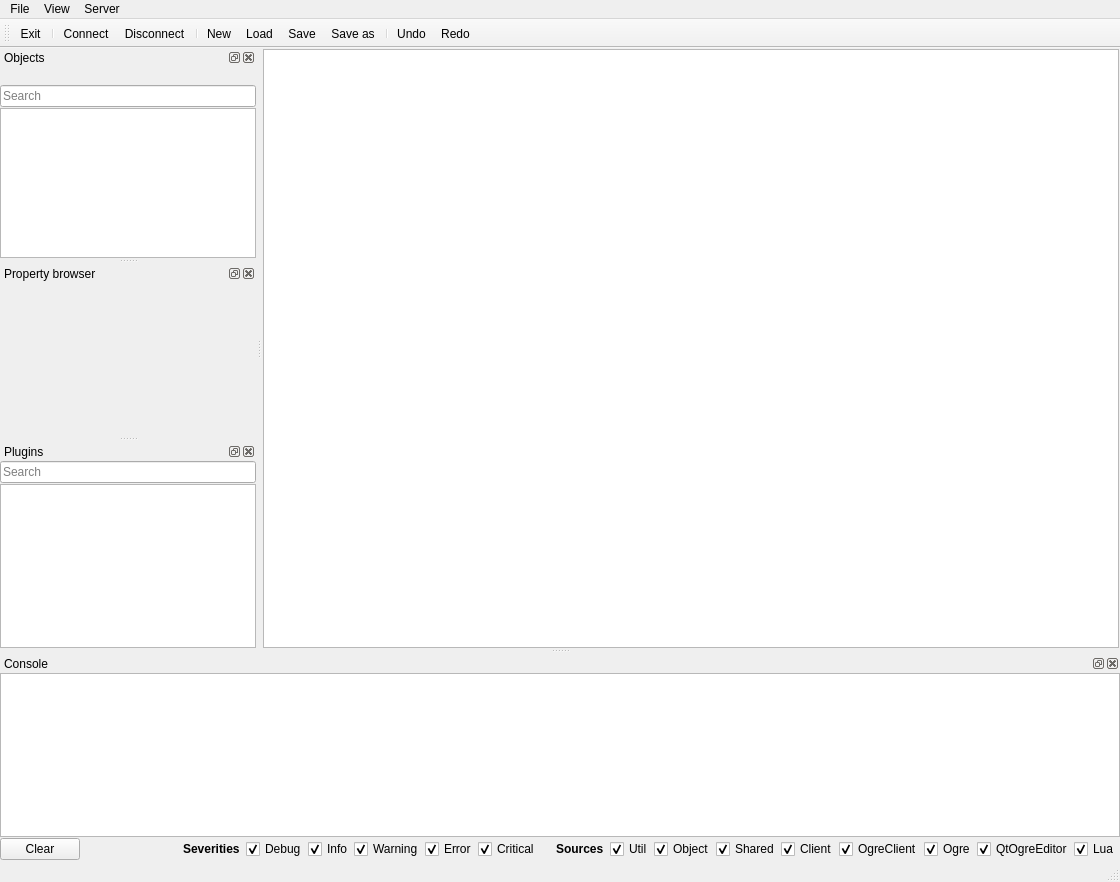
First picture: the form in QtOgreEditor/qt/MainWindow.ui, repository Gohla/Diversia, before the edit.
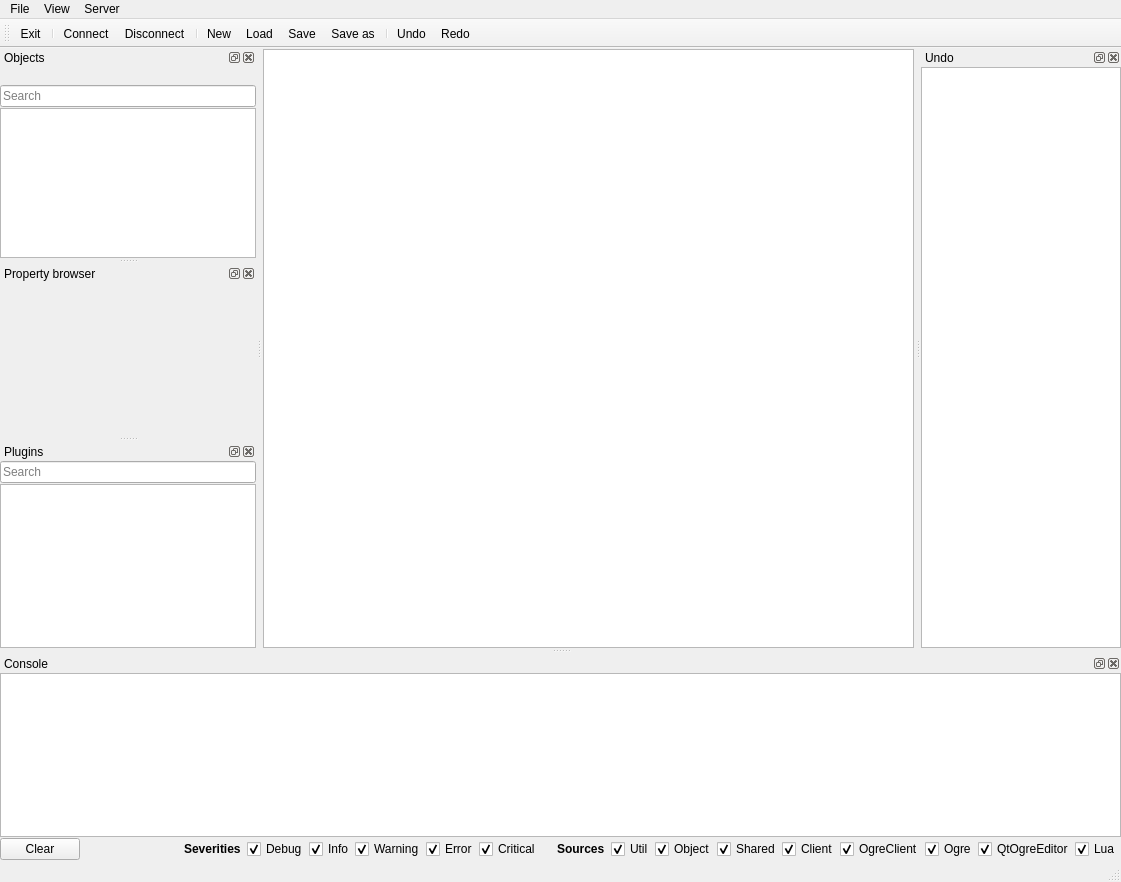
Second picture: the form after the edit. Icons and pictures are not drawn. Custom widgets are drawn as their Qt base class.

Commit message: Fixed skybox loading before resources were initialized. Added extra functions for removing undo commands and undoing/redoing to a certain command to the undo stack. Added basic undo view to the editor. Implemented undo/redo for property changes in the property browser.

The edit to the form file:
```diff
--- a/QtOgreEditor/qt/MainWindow.ui
+++ b/QtOgreEditor/qt/MainWindow.ui
@@ -6,7 +6,7 @@
    <rect>
     <x>0</x>
     <y>0</y>
-    <width>1120</width>
+    <width>1121</width>
     <height>882</height>
    </rect>
   </property>
@@ -76,7 +76,7 @@
     <rect>
      <x>0</x>
      <y>0</y>
-     <width>1120</width>
+     <width>1121</width>
      <height>21</height>
     </rect>
    </property>
@@ -657,6 +657,39 @@
     </layout>
    </widget>
   </widget>
+  <widget class="QDockWidget" name="undoDock">
+   <property name="minimumSize">
+    <size>
+     <width>150</width>
+     <height>113</height>
+    </size>
+   </property>
+   <property name="maximumSize">
+    <size>
+     <width>200</width>
+     <height>524287</height>
+    </size>
+   </property>
+   <property name="windowTitle">
+    <string>Undo</string>
+   </property>
+   <attribute name="dockWidgetArea">
+    <number>2</number>
+   </attribute>
+   <widget class="QWidget" name="undoDockWidgetContents">
+    <layout class="QGridLayout" name="gridLayout_4">
+     <property name="margin">
+      <number>0</number>
+     </property>
+     <property name="spacing">
+      <number>1</number>
+     </property>
+     <item row="0" column="0">
+      <widget class="Diversia::QtOgreEditor::UndoListView" name="listViewUndo"/>
+     </item>
+    </layout>
+   </widget>
+  </widget>
   <action name="actionExit">
    <property name="icon">
     <iconset resource="MainWindow.qrc">
@@ -879,6 +912,11 @@
     <slot>destroyPlugin()</slot>
    </slots>
   </customwidget>
+  <customwidget>
+   <class>Diversia::QtOgreEditor::UndoListView</class>
+   <extends>QListView</extends>
+   <header>UI/UndoListView.h</header>
+  </customwidget>
  </customwidgets>
  <resources>
   <include location="MainWindow.qrc"/>
```
Left out of the diff: 1 changed line with no effect on the pictures. The commit also changes 18 other files.
